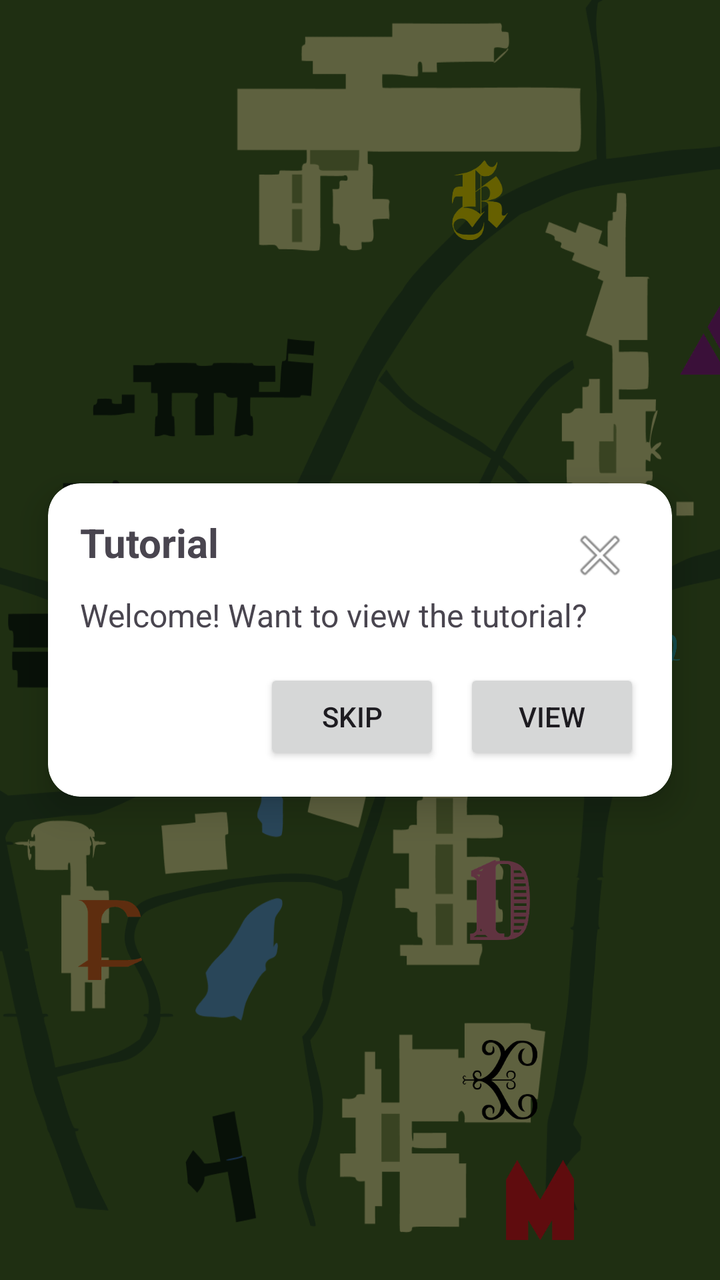
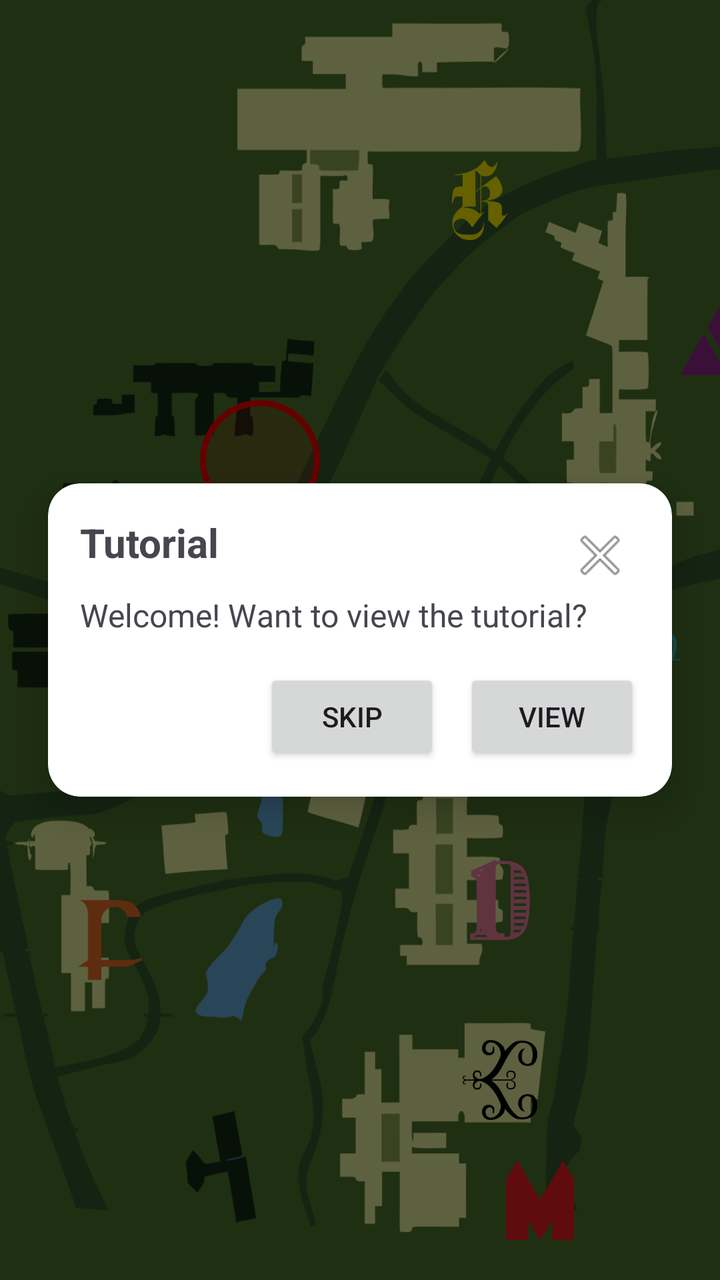

The first picture is an Android layout as it rendered before a commit; the second is the same layout after the commit. The layout source and the unified diff follow.
<!-- AndroidManifest.xml: application theme Theme.MAMN01Project -->
<!-- res/layout/activity_search.xml -->
<?xml version="1.0" encoding="utf-8"?>
<FrameLayout
    xmlns:android="http://schemas.android.com/apk/res/android"
    android:id="@+id/main"
    android:layout_width="match_parent"
    android:layout_height="match_parent">

    
    <ImageView
        android:id="@+id/mapImage"
        android:layout_width="match_parent"
        android:layout_height="match_parent"
        android:src="@drawable/map"
        android:scaleType="fitXY"/>

    
    <ImageView
        android:id="@+id/letterF"
        android:layout_width="40dp"
        android:layout_height="40dp"
        android:layout_marginStart="35dp"
        android:layout_marginTop="450dp"
        android:src="@drawable/f"/>

    <ImageView
        android:id="@+id/letterK"
        android:layout_width="40dp"
        android:layout_height="40dp"
        android:layout_marginStart="220dp"
        android:layout_marginTop="80dp"
        android:src="@drawable/k"/>

    <ImageView
        android:id="@+id/letterM"
        android:layout_width="40dp"
        android:layout_height="40dp"
        android:layout_marginStart="250dp"
        android:layout_marginTop="580dp"
        android:src="@drawable/m"/>

    <ImageView
        android:id="@+id/letterA"
        android:layout_width="40dp"
        android:layout_height="40dp"
        android:layout_marginStart="340dp"
        android:layout_marginTop="150dp"
        android:src="@drawable/a"/>

    <ImageView
        android:id="@+id/letterI"
        android:layout_width="40dp"
        android:layout_height="40dp"
        android:layout_marginStart="220dp"
        android:layout_marginTop="670dp"
        android:src="@drawable/i"/>

    <ImageView
        android:id="@+id/letterD"
        android:layout_width="40dp"
        android:layout_height="40dp"
        android:layout_marginStart="230dp"
        android:layout_marginTop="430dp"
        android:src="@drawable/d"/>

    <ImageView
        android:id="@+id/letterE"
        android:layout_width="40dp"
        android:layout_height="40dp"
        android:layout_marginStart="230dp"
        android:layout_marginTop="520dp"
        android:src="@drawable/e"/>

    <ImageView
        android:id="@+id/letterV"
        android:layout_width="40dp"
        android:layout_height="40dp"
        android:layout_marginStart="250dp"
        android:layout_marginTop="360dp"
        android:src="@drawable/v"/>

    <ImageView
        android:id="@+id/letterW"
        android:layout_width="40dp"
        android:layout_height="40dp"
        android:layout_marginStart="300dp"
        android:layout_marginTop="310dp"
        android:src="@drawable/w"/>



    
    <FrameLayout
        android:id="@+id/tutorialOverlay"
        android:layout_width="match_parent"
        android:layout_height="match_parent"
        android:visibility="visible"
        android:clickable="true"
        android:focusable="true">

        <View
            android:id="@+id/tutorialDim"
            android:layout_width="match_parent"
            android:layout_height="match_parent"
            android:background="#99000000" />

        <androidx.cardview.widget.CardView
            android:id="@+id/tutorialCard"
            android:layout_width="match_parent"
            android:layout_height="wrap_content"
            android:layout_gravity="center"
            android:layout_margin="24dp"
            app:cardCornerRadius="16dp"
            app:cardElevation="10dp"
            xmlns:app="http://schemas.android.com/apk/res-auto">

            <androidx.constraintlayout.widget.ConstraintLayout
                android:layout_width="match_parent"
                android:layout_height="wrap_content"
                android:padding="16dp">

                <ImageButton
                    android:id="@+id/btnClose"
                    android:layout_width="40dp"
                    android:layout_height="40dp"
                    android:background="@android:color/transparent"
                    android:src="@android:drawable/ic_menu_close_clear_cancel"
                    app:layout_constraintTop_toTopOf="parent"
                    app:layout_constraintEnd_toEndOf="parent"/>

                <TextView
                    android:id="@+id/tutorialTitle"
                    android:layout_width="0dp"
                    android:layout_height="wrap_content"
                    android:text="Tutorial"
                    android:textSize="20sp"
                    android:textStyle="bold"
                    app:layout_constraintTop_toTopOf="parent"
                    app:layout_constraintStart_toStartOf="parent"
                    app:layout_constraintEnd_toStartOf="@id/btnClose"/>

                <TextView
                    android:id="@+id/tutorialBody"
                    android:layout_width="0dp"
                    android:layout_height="wrap_content"
                    android:text="Welcome! Want to view the tutorial?"
                    android:textSize="16sp"
                    app:layout_constraintTop_toBottomOf="@id/tutorialTitle"
                    app:layout_constraintStart_toStartOf="parent"
                    app:layout_constraintEnd_toEndOf="parent"
                    android:layout_marginTop="12dp"/>

                <LinearLayout
                    android:id="@+id/rowSkipView"
                    android:layout_width="0dp"
                    android:layout_height="wrap_content"
                    android:orientation="horizontal"
                    android:gravity="end"
                    app:layout_constraintTop_toBottomOf="@id/tutorialBody"
                    app:layout_constraintStart_toStartOf="parent"
                    app:layout_constraintEnd_toEndOf="parent"
                    android:layout_marginTop="16dp">

                    <Button
                        android:id="@+id/btnSkip"
                        android:layout_width="wrap_content"
                        android:layout_height="wrap_content"
                        android:text="Skip"/>

                    <Button
                        android:id="@+id/btnView"
                        android:layout_width="wrap_content"
                        android:layout_height="wrap_content"
                        android:text="View"
                        android:layout_marginStart="12dp"/>
                </LinearLayout>

            </androidx.constraintlayout.widget.ConstraintLayout>
        </androidx.cardview.widget.CardView>

    </FrameLayout>

</FrameLayout>
<!-- resources referenced by this layout -->
<resources>
  <!-- drawable a: png bitmap (drawable, 11431 bytes) -->
  <!-- drawable d: png bitmap (drawable, 10314 bytes) -->
  <!-- drawable e: png bitmap (drawable, 9006 bytes) -->
  <!-- drawable f: png bitmap (drawable, 5257 bytes) -->
  <!-- drawable i: png bitmap (drawable, 9788 bytes) -->
  <!-- drawable k: png bitmap (drawable, 13205 bytes) -->
  <!-- drawable m: png bitmap (drawable, 6979 bytes) -->
  <!-- drawable map: png bitmap (drawable, 90886 bytes) -->
  <!-- drawable v: png bitmap (drawable, 25439 bytes) -->
  <!-- drawable w: png bitmap (drawable, 26296 bytes) -->
  <style name="Theme.MAMN01Project" parent="Base.Theme.MAMN01Project" />
  <style name="Base.Theme.MAMN01Project" parent="Theme.Material3.DayNight.NoActionBar">
          
          
      </style>
</resources>

<!-- the commit's change to res/layout/activity_search.xml (unified diff, before → after) -->
@@ -86,7 +86,13 @@
         android:layout_marginTop="310dp"
         android:src="@drawable/w"/>
 
-
+    <ImageView
+        android:id="@+id/selectionCircle"
+        android:layout_width="60dp"
+        android:layout_height="60dp"
+        android:layout_marginStart="100dp"
+        android:layout_marginTop="200dp"
+        android:background="@drawable/circle"/>
 
     
     <FrameLayout
<!-- resource entries referenced after the edit -->
@@ -1,6 +1,17 @@
 <!-- resources referenced by this layout -->
 <resources>
   <!-- drawable a: png bitmap (drawable, 11431 bytes) -->
+  <!-- drawable circle (drawable) -->
+  <?xml version="1.0" encoding="utf-8"?>
+  <shape xmlns:android="http://schemas.android.com/apk/res/android"
+      android:shape="oval">
+  
+      <solid android:color="#22FF0000"/>
+  
+      <stroke
+          android:width="3dp"
+          android:color="#FF0000"/>
+  </shape>
   <!-- drawable d: png bitmap (drawable, 10314 bytes) -->
   <!-- drawable e: png bitmap (drawable, 9006 bytes) -->
   <!-- drawable f: png bitmap (drawable, 5257 bytes) -->
